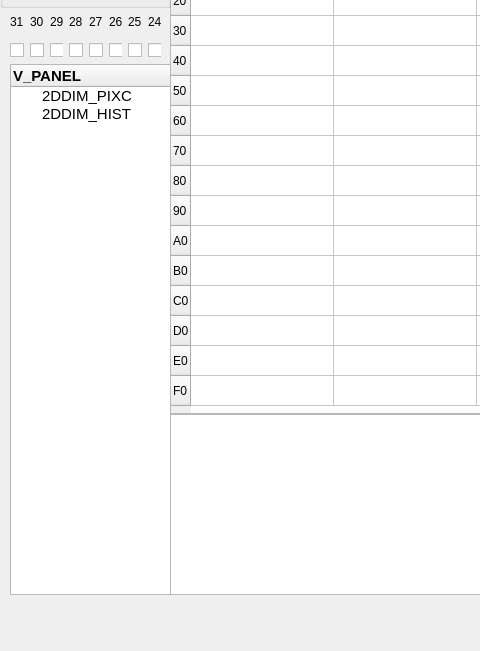
Old version of the form twoFirst01/DimmingDebugger_Readback_SX7/Dimpages_res.ui in the repository hooloong/gitpython; both pictures show x 0 to 480 and y 93 to 744 of the 1012 by 744 pixel window.
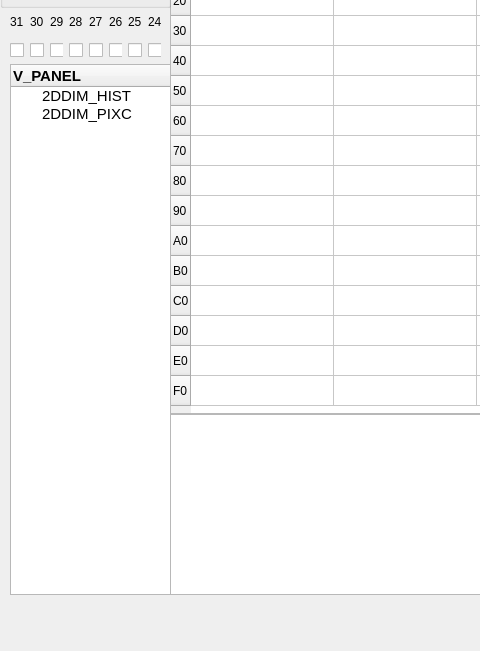
New version of the form.

```diff
--- a/twoFirst01/DimmingDebugger_Readback_SX7/Dimpages_res.ui
+++ b/twoFirst01/DimmingDebugger_Readback_SX7/Dimpages_res.ui
@@ -196,6 +196,9 @@
    <property name="headerHidden">
     <bool>false</bool>
    </property>
+   <property name="columnCount">
+    <number>1</number>
+   </property>
    <column>
     <property name="text">
      <string>V_PANEL</string>
@@ -208,6 +211,11 @@
      </font>
     </property>
    </column>
+   <item>
+    <property name="text">
+     <string>2DDIM_HIST</string>
+    </property>
+   </item>
    <item>
     <property name="text">
      <string>2DDIM_PIXC</string>
@@ -222,11 +230,6 @@
      </brush>
     </property>
    </item>
-   <item>
-    <property name="text">
-     <string>2DDIM_HIST</string>
-    </property>
-   </item>
   </widget>
   <widget class="QTextEdit" name="textEdit_curregdes">
    <property name="geometry">
```
